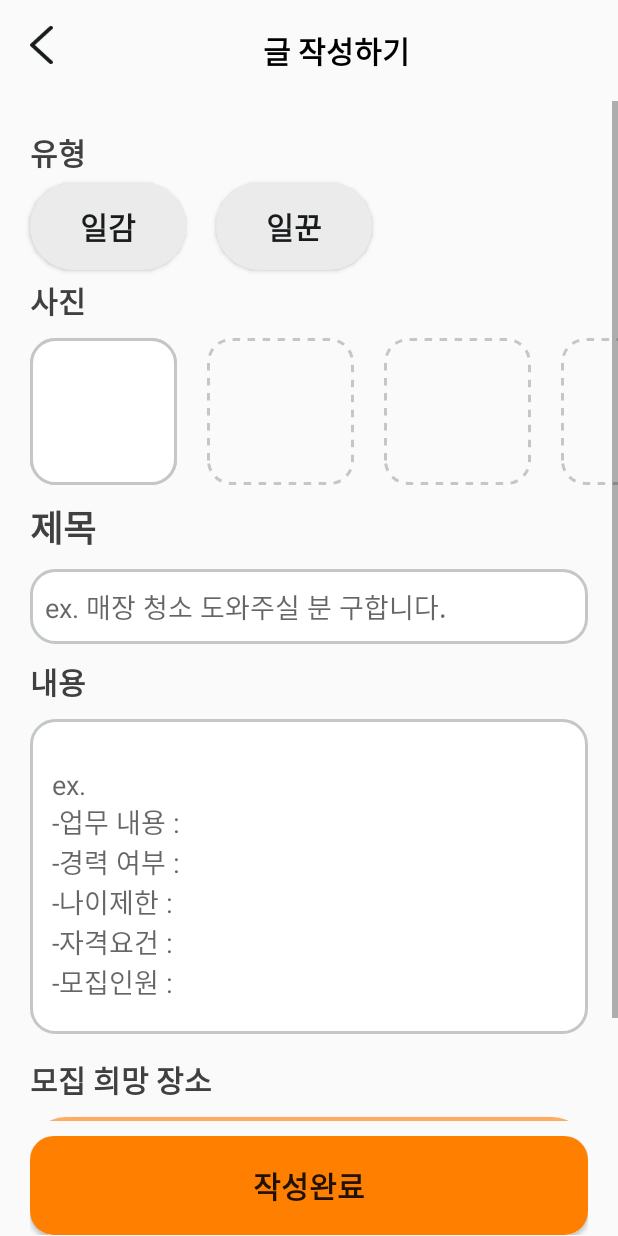
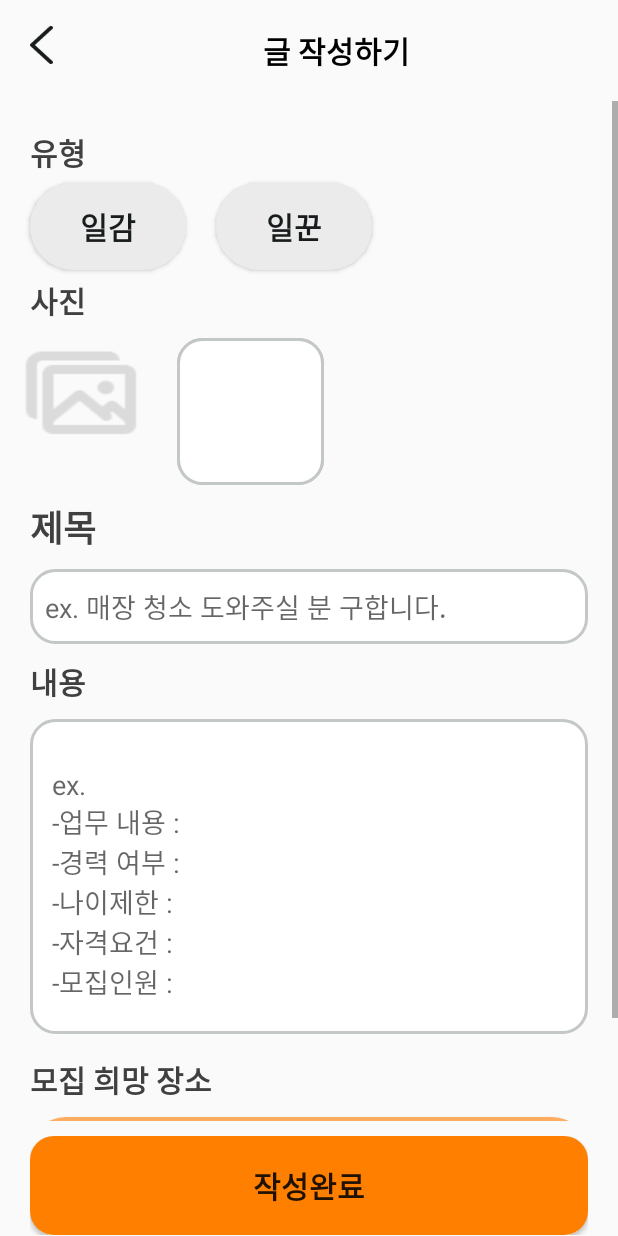
Before and after one commit to devyuwon/dan-gam, an Android app: the PostWriteActivity screen opened directly, with no data from a screen before it, on a phone screen of 412 x 824 dp. Run offline under Robolectric (Android 15) with nearby library versions, the phone set to English and light mode, and no system bars.

Commit message:
#11 Feat: 갤러리에서 (단일)사진 첨부 기능 추가로 다중사진 첨부로 변경 예정

```diff
--- a/app/build.gradle.kts
+++ b/app/build.gradle.kts
@@ -34,6 +34,9 @@ android {
 
 dependencies {
 
+    implementation("androidx.activity:activity:1.2.0-alpha04")
+    implementation("androidx.fragment:fragment:1.3.0-alpha04")
+
     implementation("androidx.appcompat:appcompat:1.6.1")
     implementation("com.google.android.material:material:1.9.0")
     implementation("androidx.constraintlayout:constraintlayout:2.1.4")
--- a/app/src/main/AndroidManifest.xml
+++ b/app/src/main/AndroidManifest.xml
@@ -1,6 +1,10 @@
 <?xml version="1.0" encoding="utf-8"?>
 <manifest xmlns:android="http://schemas.android.com/apk/res/android"
         xmlns:tools="http://schemas.android.com/tools">
+
+    <!-- 저장 파일에 접근하기 위한 퍼미션 설정 -->
+    <uses-permission android:name="android.permission.WRITE_EXTERNAL_STORAGE" />
+    <uses-permission android:name="android.permission.READ_EXTERNAL_STORAGE" />
 
     <application
             android:allowBackup="true"
--- a/app/src/main/java/com/jica/dangam/PostWriteActivity.java
+++ b/app/src/main/java/com/jica/dangam/PostWriteActivity.java
@@ -1,12 +1,31 @@
 package com.jica.dangam;
 
+// import com.bumptech.glide.Glide;
+// import com.bumptech.glide.annotation.GlideModule;
+// import com.bumptech.glide.request.target.CustomTarget;
+// import com.bumptech.glide.request.transition.Transition;
+
+import java.io.FileNotFoundException;
+import java.io.IOException;
+import java.util.ArrayList;
+
 import android.content.Intent;
+import android.graphics.Bitmap;
+import android.net.Uri;
 import android.os.Bundle;
+import android.provider.MediaStore;
 import android.view.View;
 import android.widget.Button;
+import android.widget.ImageView;
 import android.widget.RadioGroup;
+import androidx.activity.result.ActivityResult;
+import androidx.activity.result.ActivityResultCallback;
+import androidx.activity.result.ActivityResultLauncher;
+import androidx.activity.result.contract.ActivityResultContracts;
+import androidx.annotation.NonNull;
 import androidx.appcompat.app.AppCompatActivity;
 import androidx.appcompat.content.res.AppCompatResources;
+import androidx.recyclerview.widget.RecyclerView;
 
 public class PostWriteActivity extends AppCompatActivity {
 	String state;
@@ -14,6 +33,12 @@ public class PostWriteActivity extends AppCompatActivity {
 	Button btn_plus_gps;
 	RadioGroup rg_post_state_modify;
 	Button btn_post_complete;
+	ImageView iv_post_picture;
+	Button btn_post_picture;
+	Uri uri;
+
+	ArrayList<Uri> uriList = new ArrayList<>();
+	RecyclerView rv_post_image; // 이미지를 보여줄 리사이클러뷰
 
 	@Override
 	protected void onCreate(Bundle savedInstanceState) {
@@ -27,6 +52,11 @@ public class PostWriteActivity extends AppCompatActivity {
 
 		btn_post_complete = findViewById(R.id.btn_post_complete);
 
+		iv_post_picture = findViewById(R.id.iv_post_picture);
+		btn_post_picture = findViewById(R.id.btn_post_picture);
+
+		rv_post_image = findViewById(R.id.rv_post_image);
+
 		// 유형 선택시 색상 변경
 		btn_ilgam.setOnClickListener(new View.OnClickListener() {
 			@Override
@@ -38,6 +68,7 @@ public class PostWriteActivity extends AppCompatActivity {
 					AppCompatResources.getColorStateList(getApplicationContext(), R.color.grey));
 			}
 		});
+
 		btn_ilgun.setOnClickListener(new View.OnClickListener() {
 			@Override
 			public void onClick(View view) {
@@ -47,6 +78,59 @@ public class PostWriteActivity extends AppCompatActivity {
 					AppCompatResources.getColorStateList(getApplicationContext(), R.color.grey));
 			}
 		});
+
+		//앨범으로 이동하는 버튼
+		btn_post_picture.setOnClickListener(new View.OnClickListener() {
+			@Override
+			public void onClick(View view) {
+				Intent intent = new Intent(Intent.ACTION_PICK);
+				intent.setType(MediaStore.Images.Media.CONTENT_TYPE);
+				intent.putExtra(Intent.EXTRA_ALLOW_MULTIPLE, true);
+				intent.setData(MediaStore.Images.Media.EXTERNAL_CONTENT_URI);
+				startActivityForResult(intent, 2222);
+			}
+		});
+
+/*
+		//갤러리에서 이미지 불러오기 - 객체선언
+		ActivityResultLauncher<Intent> startActivityResult = registerForActivityResult(
+			new ActivityResultContracts.StartActivityForResult(),
+			new ActivityResultCallback<ActivityResult>() {
+				@Override
+				public void onActivityResult(ActivityResult result) {
+					if (result.getResultCode() == RESULT_OK && result.getData() != null) {
+
+						uri = result.getData().getData();
+
+						try {
+							Bitmap bitmap = MediaStore.Images.Media.getBitmap(getContentResolver(), uri);
+							iv_post_picture.setImageBitmap(bitmap);
+
+						} catch (FileNotFoundException e) {
+							e.printStackTrace();
+						} catch (IOException e) {
+							e.printStackTrace();
+						}
+					}
+
+				}
+			}
+		);
+
+		//사진불러오기
+		btn_post_picture.setOnClickListener(new View.OnClickListener() {
+			@Override
+			public void onClick(View view) {
+				Intent intent = new Intent(Intent.ACTION_PICK);
+				intent.setType("image/*");
+				startActivityResult.launch(intent);
+
+			}
+		});
+
+
+
+*/
 
 
 	/*	//모집 상태
@@ -73,6 +157,7 @@ public class PostWriteActivity extends AppCompatActivity {
 			@Override
 			public void onClick(View view) {
 				Intent intent = new Intent(getApplicationContext(), PostActivity.class);
+				intent.putExtra("푸바오", "안녕하세요");
 				startActivity(intent);
 			}
 		});
--- a/app/src/main/res/layout/activity_advertising_delete.xml
+++ b/app/src/main/res/layout/activity_advertising_delete.xml
@@ -109,7 +109,7 @@
                             android:text="이삿짐 옮겨 주실 분 구합니다."
                             android:layout_width="wrap_content"
                             android:layout_height="wrap_content"
-                            android:id="@+id/textView12"
+                            android:id="@+id/tv_post_title"
                             android:textStyle="bold"
                             android:textSize="16sp"
                             app:layout_constraintStart_toEndOf="@+id/imageView9"
@@ -125,7 +125,7 @@
                             android:id="@+id/textView13"
                             android:textColor="#8E9192"
                             android:textSize="12sp"
-                            app:layout_constraintStart_toEndOf="@+id/textView12"
+                            app:layout_constraintStart_toEndOf="@+id/tv_post_title"
                             app:layout_constraintTop_toTopOf="parent"
                             app:layout_constraintBottom_toBottomOf="parent"
                             android:layout_marginStart="15dp"
--- a/app/src/main/res/layout/activity_advertising_delete_toast.xml
+++ b/app/src/main/res/layout/activity_advertising_delete_toast.xml
@@ -109,7 +109,7 @@
                             android:text="이삿짐 옮겨 주실 분 구합니다."
                             android:layout_width="wrap_content"
                             android:layout_height="wrap_content"
-                            android:id="@+id/textView12"
+                            android:id="@+id/tv_post_title"
                             android:textStyle="bold"
                             android:textSize="16sp"
                             app:layout_constraintStart_toEndOf="@+id/imageView9"
@@ -125,7 +125,7 @@
                             android:id="@+id/textView13"
                             android:textColor="#8E9192"
                             android:textSize="12sp"
-                            app:layout_constraintStart_toEndOf="@+id/textView12"
+                            app:layout_constraintStart_toEndOf="@+id/tv_post_title"
                             app:layout_constraintTop_toTopOf="parent"
                             app:layout_constraintBottom_toBottomOf="parent"
                             android:layout_marginStart="15dp"
--- a/app/src/main/res/layout/activity_advertising_modify_toast.xml
+++ b/app/src/main/res/layout/activity_advertising_modify_toast.xml
@@ -109,7 +109,7 @@
                             android:text="이삿짐 옮겨 주실 분 구합니다."
                             android:layout_width="wrap_content"
                             android:layout_height="wrap_content"
-                            android:id="@+id/textView12"
+                            android:id="@+id/tv_post_title"
                             android:textStyle="bold"
                             android:textSize="16sp"
                             app:layout_constraintStart_toEndOf="@+id/imageView9"
@@ -125,7 +125,7 @@
                             android:id="@+id/textView13"
                             android:textColor="#8E9192"
                             android:textSize="12sp"
-                            app:layout_constraintStart_toEndOf="@+id/textView12"
+                            app:layout_constraintStart_toEndOf="@+id/tv_post_title"
                             app:layout_constraintTop_toTopOf="parent"
                             app:layout_constraintBottom_toBottomOf="parent"
                             android:layout_marginStart="15dp"
--- a/app/src/main/res/layout/activity_post.xml
+++ b/app/src/main/res/layout/activity_post.xml
@@ -181,7 +181,7 @@
                             android:text="이삿짐 옮겨 주실 분 구합니다."
                             android:layout_width="wrap_content"
                             android:layout_height="wrap_content"
-                            android:id="@+id/textView12"
+                            android:id="@+id/tv_post_title"
                             android:textStyle="bold"
                             android:textSize="16sp"
                             app:layout_constraintStart_toEndOf="@+id/imageView9"
@@ -197,7 +197,7 @@
                             android:id="@+id/textView13"
                             android:textColor="#8E9192"
                             android:textSize="12sp"
-                            app:layout_constraintStart_toEndOf="@+id/textView12"
+                            app:layout_constraintStart_toEndOf="@+id/tv_post_title"
                             app:layout_constraintTop_toTopOf="parent"
                             app:layout_constraintBottom_toBottomOf="parent"
                             android:layout_marginStart="15dp"
@@ -307,7 +307,7 @@
                 android:background="@drawable/half_round_btn"
                 android:paddingLeft="15dp"
                 android:elevation="30dp"
-                android:visibility="visible"
+                android:visibility="gone"
                 android:id="@+id/rg_post_state_modify">
 
             <Button
--- a/app/src/main/res/layout/activity_post_modify.xml
+++ b/app/src/main/res/layout/activity_post_modify.xml
@@ -184,7 +184,7 @@
                         <ImageView
                                 android:contentDescription="하고 싶은 설명"
                                 android:layout_height="98dp"
-                                android:id="@+id/imageView4"
+                                android:id="@+id/iv_post_picture"
                                 android:layout_width="98dp"
                                 android:layout_marginLeft="20dp"
                                 android:layout_marginRight="20dp"
--- a/app/src/main/res/layout/activity_post_write.xml
+++ b/app/src/main/res/layout/activity_post_write.xml
@@ -168,35 +168,28 @@
                             android:layout_height="wrap_content"
                             tools:ignore="SpeakableTextPresentCheck">
 
+                        <Button
+                                android:layout_width="wrap_content"
+                                android:layout_height="wrap_content"
+                                android:id="@+id/btn_post_picture"
+                                android:background="@drawable/picture"
+                                android:layout_marginLeft="10dp" />
+
                         <ImageView
                                 android:contentDescription="하고 싶은 설명"
                                 android:layout_height="98dp"
-                                android:id="@+id/imageView4"
+                                android:id="@+id/iv_post_picture"
                                 android:layout_width="98dp"
                                 android:layout_marginLeft="20dp"
                                 android:layout_marginRight="20dp"
                                 android:background="@drawable/round_btn"
                                 app:srcCompat="@drawable/round_btn" />
 
-                        <ImageView
-                                android:layout_width="98dp"
-                                android:layout_height="98dp"
-                                android:id="@+id/imageView3"
-                                app:srcCompat="@drawable/circle_btn" />
-
-                        <ImageView
-                                android:layout_width="98dp"
-                                android:layout_height="98dp"
-                                android:id="@+id/imageView5"
-                                app:srcCompat="@drawable/circle_btn"
-                                android:layout_marginLeft="20dp"
-                                android:layout_marginRight="20dp" />
-
-                        <ImageView
-                                android:layout_width="98dp"
-                                android:layout_height="98dp"
-                                android:id="@+id/imageView6"
-                                app:srcCompat="@drawable/circle_btn" />
+                        <androidx.recyclerview.widget.RecyclerView
+                                android:layout_width="match_parent"
+                                android:layout_height="match_parent"
+                                android:orientation="horizontal"
+                                android:id="@+id/rv_post_image" />
 
                     </LinearLayout>
                 </ScrollView>
```
Also changed, not shown: app/src/main/java/com/jica/dangam/PostActivity.java (+12 -8 lines), app/src/main/res/layout/recyclerview_post_write_image.xml (added, +24 -0 lines), app/src/main/res/drawable/picture.png (added).
